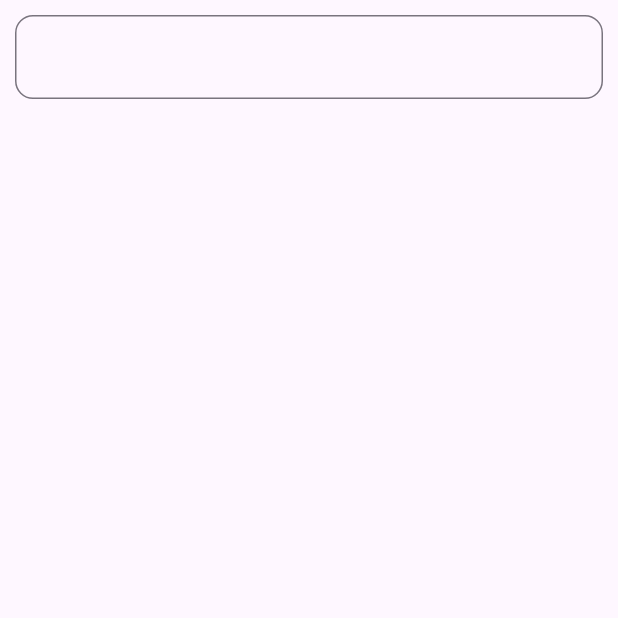
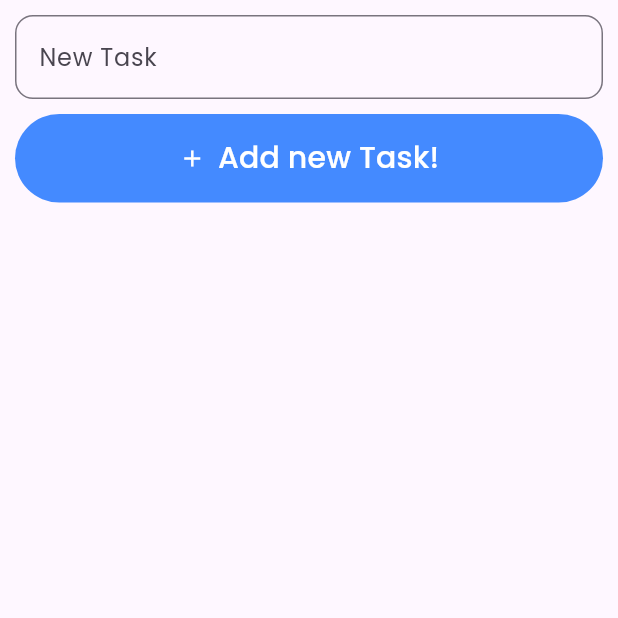
Before and after one commit to merdanusa/flutter_practice, a Flutter app: the HomeScreen screen opened by its route, on a phone screen of 412 x 824 dp, the top half of it. Run offline on Flutter 3.47's test engine with Material 3 defaults, Android fonts, the phone set to English and light mode, and no system bars; our stand-ins replace go_router, google_fonts.

Commit message:
init commit

```diff
--- a/lib/screens/home_screen.dart
+++ b/lib/screens/home_screen.dart
@@ -19,8 +19,24 @@ class _HomeScreenState extends State<HomeScreen> {
           children: [
             TextField(
               decoration: InputDecoration(
+                labelText: 'New Task',
+                fillColor: Colors.grey[200],
                 border: OutlineInputBorder(
                   borderRadius: BorderRadius.circular(12),
+                ),
+              ),
+            ),
+            SizedBox(height: 10),
+            TextButton.icon(
+              icon: Icon(Icons.add),
+              onPressed: () {},
+              label: Text("Add new Task!", style: TextStyle(fontSize: 20)),
+              style: TextButton.styleFrom(
+                backgroundColor: Colors.blueAccent,
+                foregroundColor: Colors.white,
+                padding: const EdgeInsets.symmetric(
+                  horizontal: 0,
+                  vertical: 15,
                 ),
               ),
             ),
```
